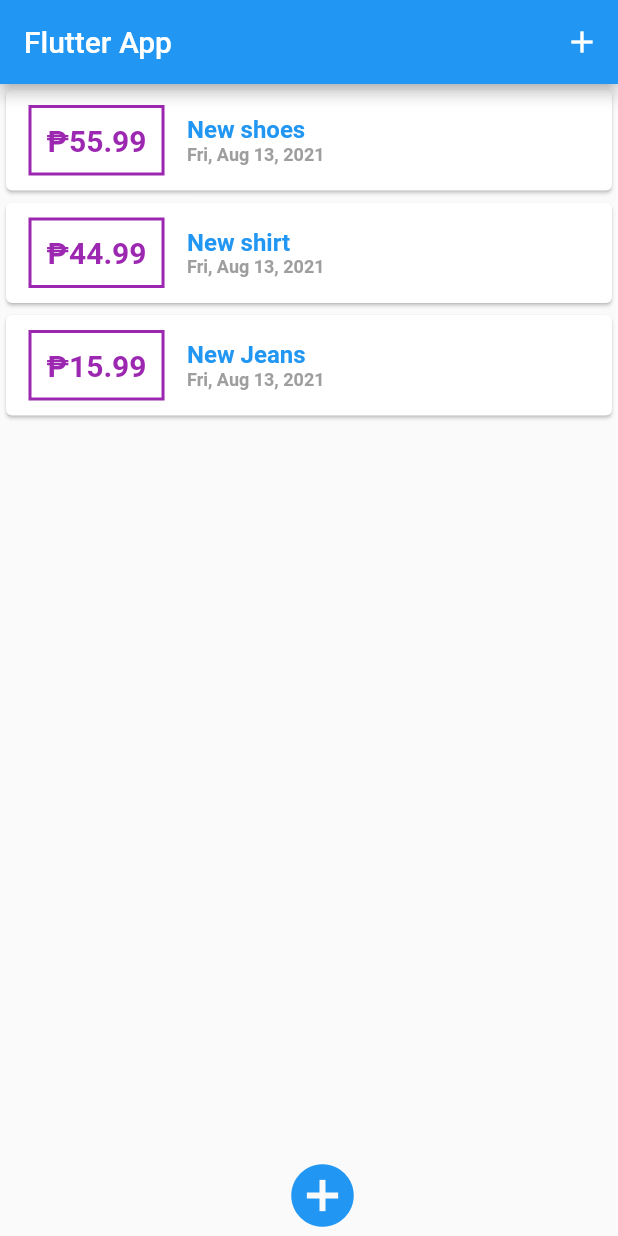
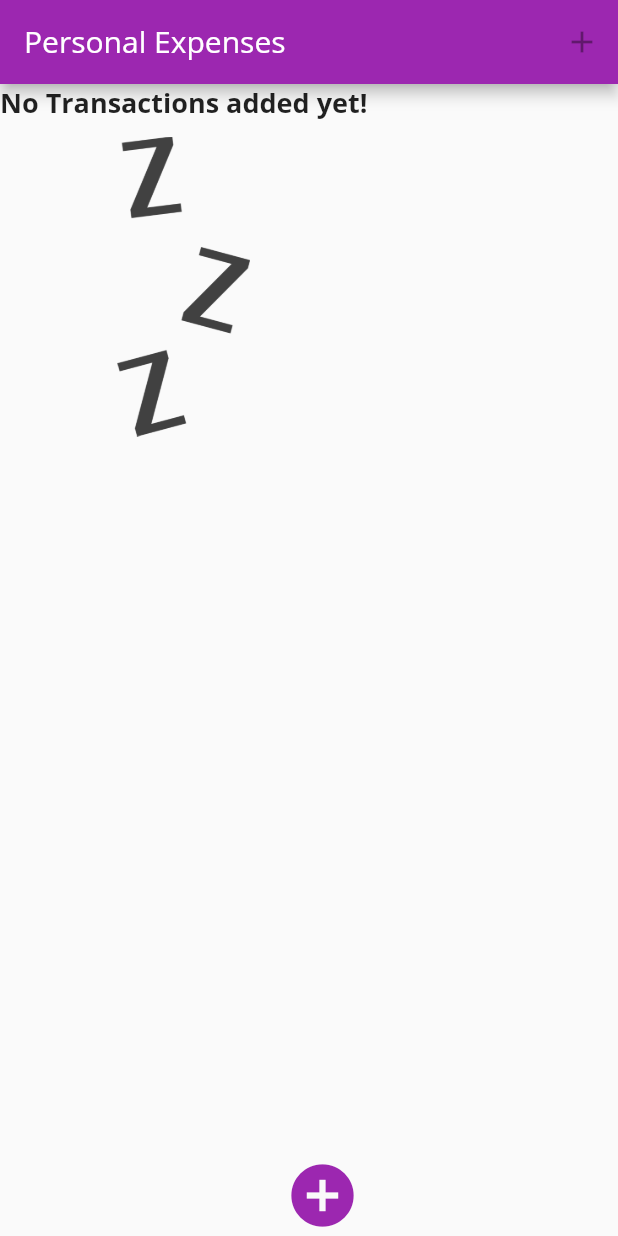
Before and after one commit to boilinux/flutter-spending-tracker, a Flutter app: the screen it shows after launch, on a phone screen of 412 x 824 dp. Run offline on Flutter 3.47's test engine with Material 2 defaults, Android fonts, the phone set to English and light mode, and no system bars.

Commit message:
Update transactions.

```diff
--- a/lib/main.dart
+++ b/lib/main.dart
@@ -2,9 +2,7 @@
 import './models/transaction.dart';
 import './widgets/form/formspending.dart';
 import './widgets/chart/chart.dart';
-import './widgets/displaylist/dateDisplay.dart';
-import './widgets/displaylist/priceDisplay.dart';
-import './widgets/displaylist/titleDisplay.dart';
+import './widgets/transactions/transactions.dart';
 
 void main() {
   runApp(MyApp());
@@ -14,8 +12,26 @@
   @override
   Widget build(BuildContext context) {
     return MaterialApp(
-      title: 'Flutter App',
+      title: 'Personal Expenses',
       home: Home(),
+      theme: ThemeData(
+        primarySwatch: Colors.purple,
+        fontFamily: 'Quicksand',
+        textTheme: ThemeData.light().textTheme.copyWith(
+              title: TextStyle(
+                fontFamily: 'OpenSans',
+                fontWeight: FontWeight.bold,
+                fontSize: 18,
+              ),
+            ),
+        appBarTheme: AppBarTheme(
+            textTheme: ThemeData.light().textTheme.copyWith(
+                  title: TextStyle(
+                    fontFamily: 'OpenSans',
+                    fontSize: 20,
+                  ),
+                )),
+      ),
     );
   }
 }
@@ -28,27 +44,7 @@
 class _HomeState extends State<Home> {
   final titleController = TextEditingController();
   final amountController = TextEditingController();
-
-  final List<Transaction> _transactions = [
-    Transaction(
-      id: 't1',
-      title: 'New shoes',
-      amount: 55.99,
-      date: DateTime.now(),
-    ),
-    Transaction(
-      id: 't2',
-      title: 'New shirt',
-      amount: 44.99,
-      date: DateTime.now(),
-    ),
-    Transaction(
-      id: 't3',
-      title: 'New Jeans',
-      amount: 15.99,
-      date: DateTime.now(),
-    ),
-  ];
+  final List<Transaction> _transactions = [];
 
   void _submitFormSpending() {
     double amount = double.parse(amountController.text);
@@ -67,6 +63,7 @@
       amountController.clear();
       titleController.clear();
     });
+    Navigator.of(context).pop();
   }
 
   void _startAddNewTransaction(BuildContext ctx) {
@@ -93,57 +90,46 @@
         icon: Icon(
           Icons.add_circle_sharp,
           size: 50,
+          color: Theme.of(context).primaryColor,
         ),
-        color: Colors.blue,
         onPressed: () => _startAddNewTransaction(context),
       ),
       floatingActionButtonLocation:
           FloatingActionButtonLocation.miniCenterFloat,
       appBar: AppBar(
-        title: Text('Flutter App'),
+        title: Text(
+          'Personal Expenses',
+        ),
         actions: <Widget>[
           IconButton(
             onPressed: null,
             icon: Icon(
               Icons.add,
-              color: Colors.white,
             ),
           ),
         ],
       ),
       body: SingleChildScrollView(
-        child: Column(
-          crossAxisAlignment: CrossAxisAlignment.stretch,
-          children: <Widget>[
-            // Chart(),
-            Container(
-              height: 800,
-              width: double.infinity,
-              child: ListView.builder(
-                itemBuilder: (e, index) {
-                  return Card(
-                    child: Row(
-                      children: <Widget>[
-                        PriceDisplay(
-                          amount:
-                              _transactions[index].amount.toStringAsFixed(2),
-                        ),
-                        Column(
-                          crossAxisAlignment: CrossAxisAlignment.start,
-                          children: <Widget>[
-                            TitleDisplay(title: _transactions[index].title),
-                            DateDisplay(date: _transactions[index].date),
-                          ],
-                        ),
-                      ],
+        child: _transactions.isEmpty
+            ? Column(
+                children: <Widget>[
+                  Text(
+                    'No Transactions added yet!',
+                    style: Theme.of(context).textTheme.title,
+                  ),
+                  SizedBox(
+                    height: 10,
+                  ),
+                  Container(
+                    height: 200,
+                    child: Image.asset(
+                      'assets/images/waiting.png',
+                      fit: BoxFit.cover,
                     ),
-                  );
-                },
-                itemCount: _transactions.length,
-              ),
-            ),
-          ],
-        ),
+                  )
+                ],
+              )
+            : Transactions(_transactions),
       ),
     );
   }
--- a/lib/widgets/chart/chart.dart
+++ b/lib/widgets/chart/chart.dart
@@ -9,7 +9,6 @@
       width: double.infinity,
       child: Card(
         child: Text('Chart'),
-        color: Colors.blue,
         elevation: 5,
       ),
     );
--- a/lib/widgets/displaylist/dateDisplay.dart
+++ b/lib/widgets/displaylist/dateDisplay.dart
@@ -19,7 +19,6 @@
         style: TextStyle(
           fontWeight: FontWeight.bold,
           fontSize: 12,
-          color: Colors.grey,
         ),
       ),
     );
--- a/lib/widgets/displaylist/displaylist.dart
+++ /dev/null
@@ -1,39 +0,0 @@
-import 'package:flutter/material.dart';
-import './priceDisplay.dart';
-import './titleDisplay.dart';
-import './dateDisplay.dart';
-import '../../models/transaction.dart';
-
-class DisplayList extends StatelessWidget {
-  final List<Transaction> transactions;
-  DisplayList(this.transactions);
-
-  @override
-  Widget build(BuildContext context) {
-    return Container(
-        // width: double.infinity,
-        // child: SingleChildScrollView(
-        //   child: Column(
-        //     children: <Widget>[
-        //       transactions.map((e) {
-        //         return Card(
-        //           child: Row(children: [
-        //             PriceDisplay(
-        //               amount: e.amount,
-        //             ),
-        //             Column(
-        //               crossAxisAlignment: CrossAxisAlignment.start,
-        //               children: <Widget>[
-        //                 TitleDisplay(title: e.title),
-        //                 DateDisplay(date: e.date),
-        //               ],
-        //             ),
-        //           ]),
-        //         );
-        //       }).toList(),
-        //     ],
-        //   ),
-        // ),
-        );
-  }
-}
--- a/lib/widgets/displaylist/priceDisplay.dart
+++ b/lib/widgets/displaylist/priceDisplay.dart
@@ -11,8 +11,8 @@
       padding: EdgeInsets.all(10),
       decoration: BoxDecoration(
         border: Border.all(
-          color: Colors.purple,
           width: 2,
+          color: Theme.of(context).primaryColor,
         ),
       ),
       margin: EdgeInsets.symmetric(
@@ -24,7 +24,7 @@
         style: TextStyle(
           fontWeight: FontWeight.bold,
           fontSize: 20,
-          color: Colors.purple,
+          color: Theme.of(context).primaryColor,
         ),
       ),
     );
--- a/lib/widgets/displaylist/titleDisplay.dart
+++ b/lib/widgets/displaylist/titleDisplay.dart
@@ -15,11 +15,7 @@
       // ),
       child: Text(
         title,
-        style: TextStyle(
-          fontWeight: FontWeight.bold,
-          fontSize: 16,
-          color: Colors.blue,
-        ),
+        style: Theme.of(context).textTheme.title,
       ),
     );
   }
--- /dev/null
+++ b/lib/widgets/transactions/transactions.dart
@@ -0,0 +1,45 @@
+import 'package:flutter/material.dart';
+import '../displaylist/dateDisplay.dart';
+import '../displaylist/priceDisplay.dart';
+import '../displaylist/titleDisplay.dart';
+
+class Transactions extends StatelessWidget {
+  final List _transactions;
+
+  const Transactions(this._transactions);
+
+  @override
+  Widget build(BuildContext context) {
+    return Column(
+      crossAxisAlignment: CrossAxisAlignment.stretch,
+      children: <Widget>[
+        // Chart(),
+        Container(
+          height: 800,
+          width: double.infinity,
+          child: ListView.builder(
+            itemBuilder: (e, index) {
+              return Card(
+                child: Row(
+                  children: <Widget>[
+                    PriceDisplay(
+                      amount: _transactions[index].amount.toStringAsFixed(2),
+                    ),
+                    Column(
+                      crossAxisAlignment: CrossAxisAlignment.start,
+                      children: <Widget>[
+                        TitleDisplay(title: _transactions[index].title),
+                        DateDisplay(date: _transactions[index].date),
+                      ],
+                    ),
+                  ],
+                ),
+              );
+            },
+            itemCount: _transactions.length,
+          ),
+        ),
+      ],
+    );
+  }
+}
```
Also changed, not shown: pubspec.yaml (+13 -9 lines), assets/fonts/OpenSans-Bold.ttf (added), assets/fonts/OpenSans-Regular.ttf (added), assets/fonts/Quicksand-Bold.ttf (added), assets/fonts/Quicksand-Light.ttf (added), assets/fonts/Quicksand-Medium.ttf (added), assets/fonts/Quicksand-Regular.ttf (added), assets/images/waiting.png (added), 1 other file.
